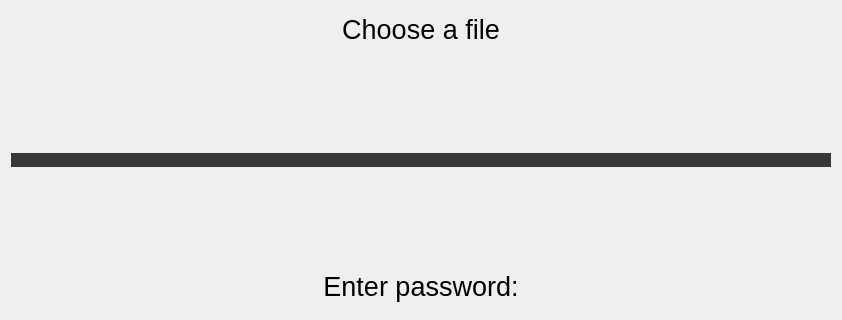
This is dialogs/loaderpasswords.ui in commmrade/PasswordManager as Qt 5 draws it before an edit; both pictures show x 0 to 842 and y 99 to 419 of the 842 by 566 pixel window. The edited form follows.
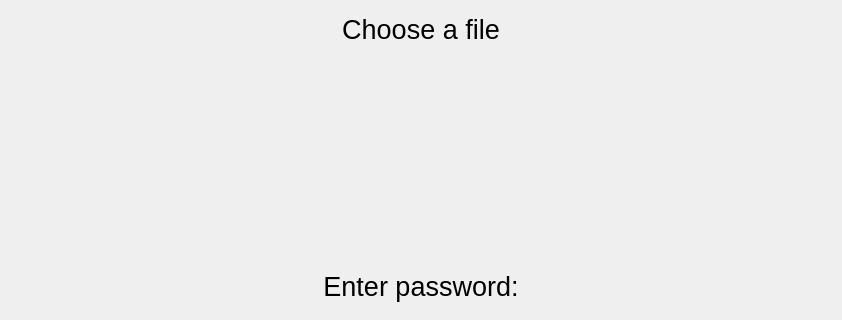
This is the edited form.

Patch:
```diff
--- a/dialogs/loaderpasswords.ui
+++ b/dialogs/loaderpasswords.ui
@@ -37,8 +37,7 @@
         <widget class="QPushButton" name="chooseFileButton">
          <property name="styleSheet">
           <string notr="true">border: none;
-color: white;
-background-color: #393636;
+
 border-radius: 15%;</string>
          </property>
          <property name="text">
```
